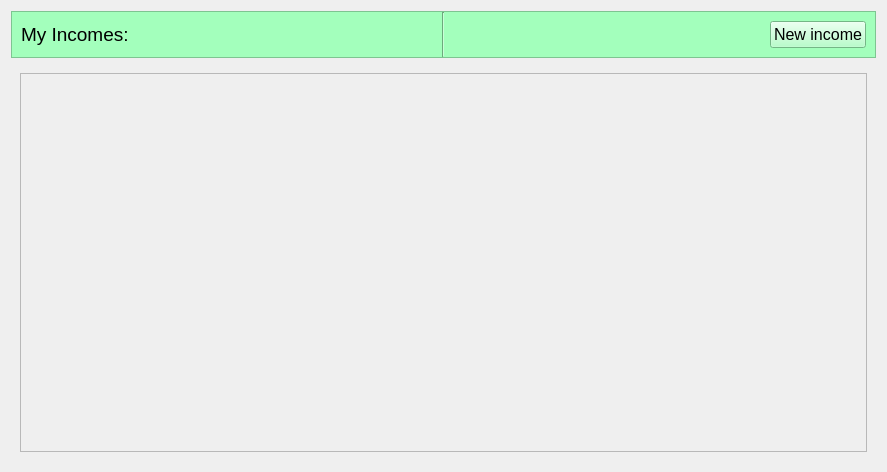
Before: the Qt Designer form src/Client/View/MainPage/Income/IncomesSubPage/IncomeListSubPage.ui in iodream/Spend-Note, drawn with Qt 5.
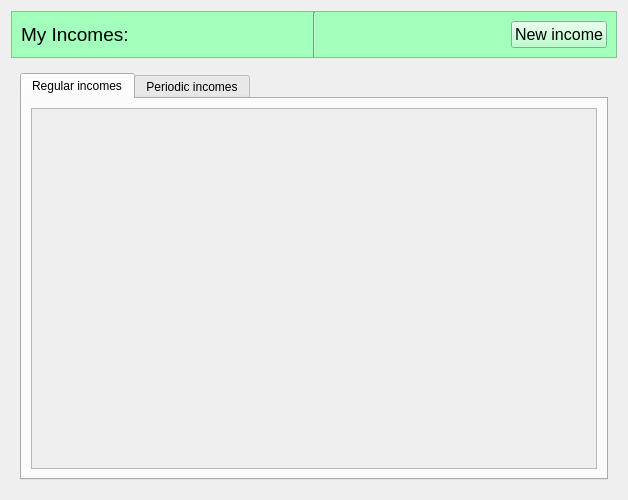
After: the same form once the commit is applied. The open tabs and pages were chosen to show the change. Icons and pictures are not drawn.

Commit message: periodic income subpages

```diff
--- a/src/Client/View/MainPage/Income/IncomesSubPage/IncomeListSubPage.ui
+++ b/src/Client/View/MainPage/Income/IncomesSubPage/IncomeListSubPage.ui
@@ -6,8 +6,8 @@
    <rect>
     <x>0</x>
     <y>0</y>
-    <width>887</width>
-    <height>472</height>
+    <width>628</width>
+    <height>500</height>
    </rect>
   </property>
   <property name="windowTitle">
@@ -159,20 +159,69 @@
      <widget class="QWidget" name="page">
       <layout class="QVBoxLayout" name="verticalLayout">
        <item>
-        <widget class="QScrollArea" name="scrollArea">
+        <widget class="QTabWidget" name="TabWidget">
+         <property name="currentIndex">
+          <number>1</number>
+         </property>
+         <widget class="QWidget" name="RegularIncomesTab">
+          <attribute name="title">
+           <string>Regular incomes</string>
+          </attribute>
+          <layout class="QVBoxLayout" name="verticalLayout_2">
+           <item>
+            <widget class="QScrollArea" name="scrollArea_2">
          <property name="widgetResizable">
           <bool>true</bool>
          </property>
-         <widget class="QWidget" name="Incomes">
+             <widget class="QWidget" name="RegularIncomes">
           <property name="geometry">
            <rect>
             <x>0</x>
             <y>0</y>
-            <width>849</width>
-            <height>378</height>
-           </rect>
-          </property>
-          <layout class="QVBoxLayout" name="ItemsLayout">
+                <width>568</width>
+                <height>357</height>
+               </rect>
+              </property>
+              <layout class="QVBoxLayout" name="RegularIncomesLayout">
+               <item>
+                <spacer name="verticalSpacer_2">
+                 <property name="orientation">
+                  <enum>Qt::Vertical</enum>
+                 </property>
+                 <property name="sizeHint" stdset="0">
+                  <size>
+                   <width>20</width>
+                   <height>336</height>
+                  </size>
+                 </property>
+                </spacer>
+               </item>
+              </layout>
+             </widget>
+            </widget>
+           </item>
+          </layout>
+         </widget>
+         <widget class="QWidget" name="PeropdicIncomesTab">
+          <attribute name="title">
+           <string>Periodic incomes</string>
+          </attribute>
+          <layout class="QVBoxLayout" name="verticalLayout_3">
+           <item>
+            <widget class="QScrollArea" name="scrollArea_3">
+             <property name="widgetResizable">
+              <bool>true</bool>
+             </property>
+             <widget class="QWidget" name="PeriodicIncomes">
+              <property name="geometry">
+               <rect>
+                <x>0</x>
+                <y>0</y>
+                <width>568</width>
+                <height>357</height>
+               </rect>
+              </property>
+              <layout class="QVBoxLayout" name="PeriodicIncomesLayout">
            <item>
             <spacer name="verticalSpacer">
              <property name="orientation">
@@ -181,10 +230,14 @@
              <property name="sizeHint" stdset="0">
               <size>
                <width>20</width>
-               <height>40</height>
+                   <height>336</height>
               </size>
              </property>
             </spacer>
+               </item>
+              </layout>
+             </widget>
+            </widget>
            </item>
           </layout>
          </widget>
```
Lines whose indentation alone changed are shown as unchanged. The commit also changes 17 other files.
